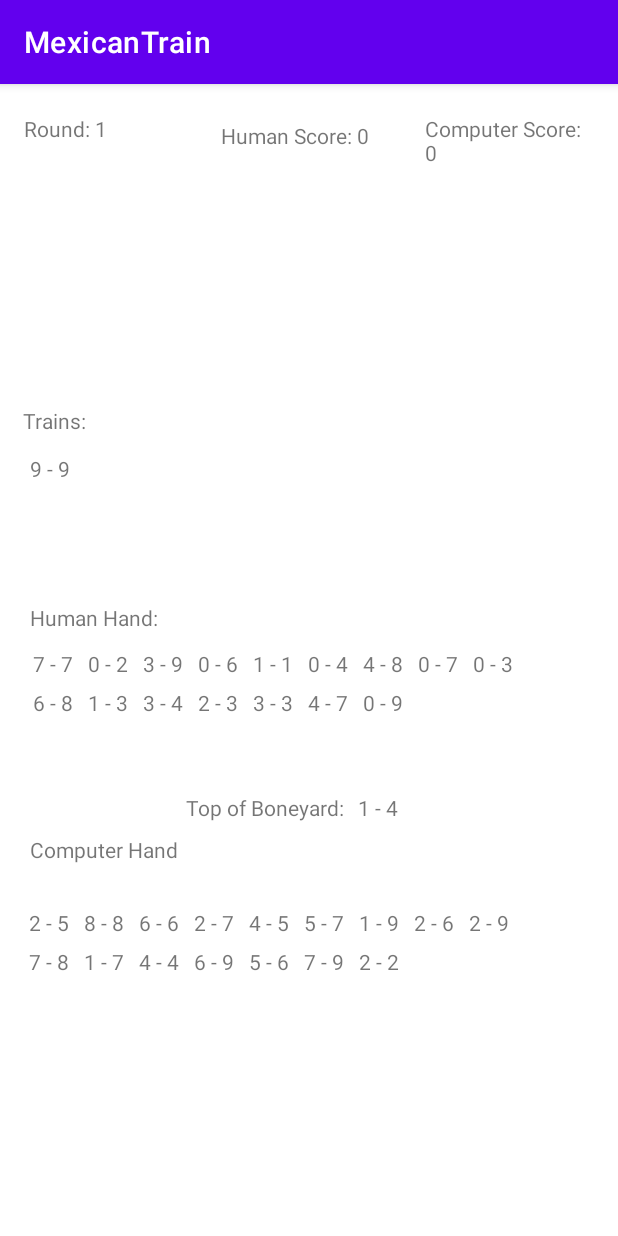
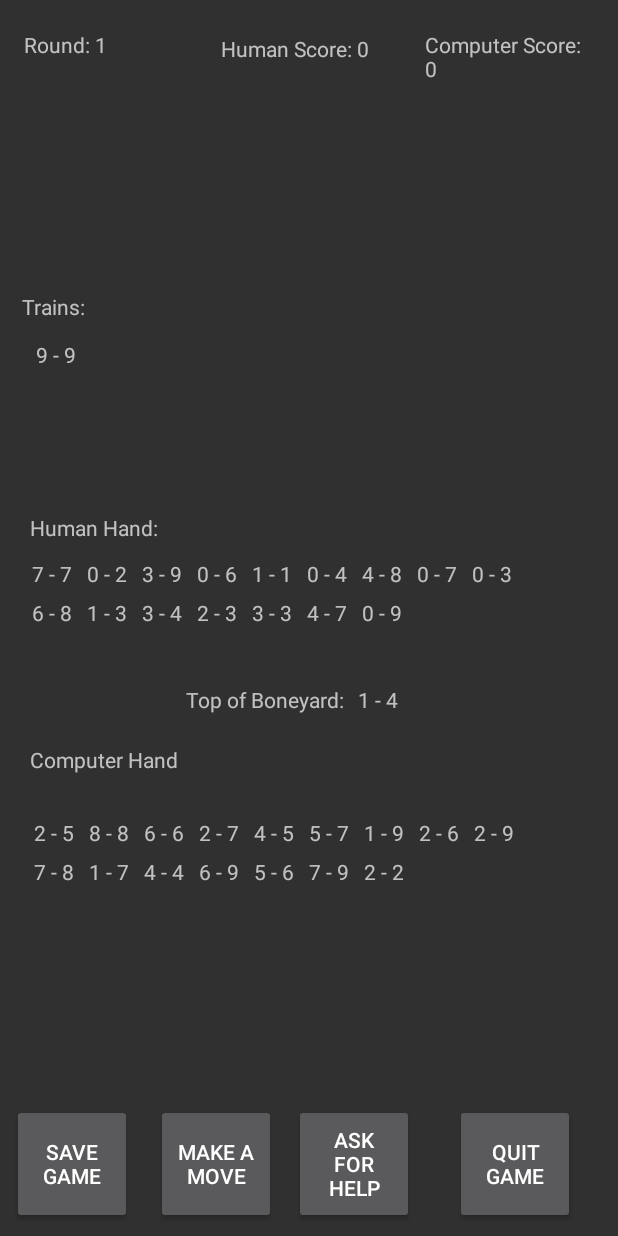
Before and after one commit to Burhan-Khawaja/java-mexican-train, an Android app: the MainActivity screen opened directly, with no data from a screen before it, on a phone screen of 412 x 824 dp. Run offline under Robolectric (Android 15) with nearby library versions, the phone set to English and light mode, and no system bars.

Commit message:
pauses between human/cpu train, bugfixes
idk

```diff
--- a/src/main/AndroidManifest.xml
+++ b/src/main/AndroidManifest.xml
@@ -8,7 +8,7 @@
         android:label="@string/app_name"
         android:roundIcon="@mipmap/ic_launcher_round"
         android:supportsRtl="true"
-        android:theme="@style/Theme.MexicanTrain">
+        android:theme="@style/Theme.AppCompat.NoActionBar">
         <activity
             android:name=".MainActivity"
             android:exported="false" />
--- a/src/main/java/com/example/mexicantrain/Computer.java
+++ b/src/main/java/com/example/mexicantrain/Computer.java
@@ -31,7 +31,8 @@ public class Computer extends Player{
             return 0;
         }
         findBestMove(humanPlayer,computerPlayer,mexicanTrain, boneyard,bestTilesToPlay,trainsToPlayOn);
-        interpretBestMove(bestTilesToPlay, trainsToPlayOn);
+        String cpuMoveExplanation = interpretBestMove(bestTilesToPlay, trainsToPlayOn);
+        this.setStringMoveExplanation(cpuMoveExplanation);
         if(!bestTilesToPlay.isEmpty()) {
             for(int i = 0; i < bestTilesToPlay.size(); i++) {
                 if( trainsToPlayOn.get(i) == "c") {
--- a/src/main/java/com/example/mexicantrain/Human.java
+++ b/src/main/java/com/example/mexicantrain/Human.java
@@ -49,7 +49,7 @@ public class Human extends Player {
         }
 
         boolean playerHasValidMove = existsValidMove(humanPlayer,computerPlayer,mexicanTrain);
-
+        //BURBURBURBUR PLAYERHASVALIDMOVE NOTHINGIS DONE WITH IT SO WE GO IN ENDLESS LOOP.
         //check that user can play on selected train
         boolean validTrainSelected = checkUserTrainPlayable(trainToPlay);
         if(validTrainSelected == false ) {
@@ -65,7 +65,8 @@ public class Human extends Player {
         }
         else if(trainToPlay == 'c' && tileFitsOnTrain(tileToPlay, computerPlayer.getTrainEndNumber())) {
             Log.d("myTag", "User playing on COMPUTER train.");
-
+            computerPlayer.playerTrain.addTileFront(tileToPlay);
+            validMoveSelected = true;
             //do stuff
         }
         else if(trainToPlay == 'm' && tileFitsOnTrain(tileToPlay,mexicanTrain.getTrainEndNumber())) {
--- a/src/main/java/com/example/mexicantrain/Round.java
+++ b/src/main/java/com/example/mexicantrain/Round.java
@@ -2,7 +2,6 @@ package com.example.mexicantrain;
 
 import android.app.Activity;
 import android.util.Log;
-import android.widget.TextView;
 
 import java.util.ArrayDeque;
 import java.util.ArrayList;
@@ -132,7 +131,11 @@ public class Round {
     public void setPlayableTrains(){
         //orphan double check
         //if false, then get marker on cpu train and set human to playable
-        this.humanPlayer.humanTrainPlayable = true;
+        if(humanPlayer.checkOrphanDoubles(humanPlayer,computerPlayer,mexicanTrain) == false) {
+            humanPlayer.humanTrainPlayable = true;
+            humanPlayer.computerTrainPlayable= humanPlayer.getTrainMarker();
+            humanPlayer.mexicanTrainPlayable = true;
+        }
     }
 
     /**
@@ -275,7 +278,7 @@ public class Round {
             return humanPipsValue;
         }
 
-        if(computerTurn == true) {
+        if(computerTurn == true && userTile.getFirstNum() == -1 && userTile.getSecondNum() == -1) {
             Log.d("myTag", "COMPUTER TURN");
             //bottomText.setText("COMPUTER TURN!");
             //gameFeed.addView(bottomText);
@@ -285,9 +288,6 @@ public class Round {
             humanTurn = true;
             //after computer is done with its turn, display round state.
             //displayRoundState();
-
-            TextView bottomText2 = (TextView) new TextView(this.activity);
-            bottomText2.setText("Computers Turn finished, Humans turn now. Select a tile.");
             return computerPipsValue;
         }
         return 0;
@@ -295,7 +295,7 @@ public class Round {
 
 
     public boolean playerHasValidMove() {
-        boolean existsValidMove = humanPlayer.existsValidMove(humanPlayer, humanPlayer, mexicanTrain);
+        boolean existsValidMove = humanPlayer.existsValidMove(humanPlayer, computerPlayer, mexicanTrain);
 
         //-1: Player does not have a valid move.
         //-666: boneyard is empty and player has to skip tern.
@@ -303,7 +303,7 @@ public class Round {
         //player does not have a valid move.
         if (existsValidMove == false) {
             //go through procedure for when a user has no playable tiles.
-            boolean skipTurn = humanPlayer.noPlayableTiles(humanPlayer, humanPlayer, mexicanTrain, boneyard);
+            boolean skipTurn = humanPlayer.noPlayableTiles(humanPlayer, computerPlayer, mexicanTrain, boneyard);
             //the tile the user picked is not playable,so place a marker on their train and skip their turn
             if (skipTurn == false) {
                 computerTurn = true;
@@ -414,4 +414,12 @@ public class Round {
             humanPlayer.setTrainMarker();
         }
     }
+
+    public String getHumanMoveExplanation(){
+        return this.humanPlayer.getMoveExplanation();
+    }
+
+    public String getComputerMoveExplanation(){
+        return this.computerPlayer.getMoveExplanation();
+    }
 }
--- a/src/main/res/layout/activity_main.xml
+++ b/src/main/res/layout/activity_main.xml
@@ -7,12 +7,55 @@
     android:layout_height="match_parent"
     tools:context=".MainActivity">
 
+    <Button
+        android:id="@+id/makeMoveButton"
+        android:layout_width="80dp"
+        android:layout_height="80dp"
+        android:layout_marginStart="16dp"
+        android:layout_marginBottom="8dp"
+        android:text="Make A Move"
+        app:layout_constraintBottom_toBottomOf="parent"
+        app:layout_constraintStart_toEndOf="@+id/saveGameButton" />
+
+    <Button
+        android:id="@+id/saveGameButton"
+        android:layout_width="80dp"
+        android:layout_height="80dp"
+        android:layout_marginStart="8dp"
+        android:layout_marginBottom="8dp"
+        android:text="Save Game"
+        app:layout_constraintBottom_toBottomOf="parent"
+        app:layout_constraintStart_toStartOf="parent" />
+
+    <Button
+        android:id="@+id/helpButton"
+        android:layout_width="80dp"
+        android:layout_height="80dp"
+        android:layout_marginStart="12dp"
+        android:layout_marginBottom="8dp"
+        android:text="Ask for Help"
+        app:layout_constraintBottom_toBottomOf="parent"
+        app:layout_constraintStart_toEndOf="@+id/makeMoveButton" />
+
+    <Button
+        android:id="@+id/quitGameButton"
+        android:layout_width="80dp"
+        android:layout_height="80dp"
+        android:layout_marginStart="8dp"
+        android:layout_marginEnd="8dp"
+        android:layout_marginBottom="8dp"
+        android:text="Quit Game"
+        app:layout_constraintBottom_toBottomOf="parent"
+        app:layout_constraintEnd_toEndOf="parent"
+        app:layout_constraintHorizontal_bias="0.487"
+        app:layout_constraintStart_toEndOf="@+id/helpButton" />
+
     <TextView
         android:id="@+id/humanScoreLabel"
         android:layout_width="106dp"
         android:layout_height="42dp"
         android:layout_marginStart="24dp"
-        android:layout_marginBottom="24dp"
+        android:layout_marginBottom="16dp"
         android:text="TextView"
         app:layout_constraintBottom_toTopOf="@+id/trains"
         app:layout_constraintStart_toEndOf="@+id/roundLabel"
@@ -42,65 +85,24 @@
         app:layout_constraintStart_toStartOf="parent"
         app:layout_constraintTop_toTopOf="parent" />
 
-    <HorizontalScrollView
-        android:id="@+id/allTrains"
-        android:layout_width="370dp"
-        android:layout_height="29dp"
-        android:layout_marginBottom="20dp"
-        app:layout_constraintBottom_toTopOf="@+id/mexicanTrain"
+    <ScrollView
+        android:id="@+id/gameInstruction"
+        android:layout_width="420dp"
+        android:layout_height="70dp"
+        android:layout_marginStart="8dp"
+        android:layout_marginBottom="92dp"
+        app:layout_constraintBottom_toBottomOf="parent"
         app:layout_constraintEnd_toEndOf="parent"
-        app:layout_constraintHorizontal_bias="0.39"
+        app:layout_constraintHorizontal_bias="0.111"
         app:layout_constraintStart_toStartOf="parent"
         tools:ignore="SpeakableTextPresentCheck">
 
         <LinearLayout
-            android:id="@+id/allTrainsLayout"
-            android:layout_width="wrap_content"
-            android:layout_height="match_parent" />
-    </HorizontalScrollView>
-
-    <TableLayout
-        android:id="@+id/computerHand"
-        android:layout_width="382dp"
-        android:layout_height="60dp"
-        android:layout_marginStart="16dp"
-        android:layout_marginBottom="60dp"
-        app:layout_constraintBottom_toTopOf="@+id/gameInstruction"
-        app:layout_constraintEnd_toEndOf="parent"
-        app:layout_constraintHorizontal_bias="0.0"
-        app:layout_constraintStart_toStartOf="parent">
-
-        <TableRow
-            android:id="@+id/computerHandRow1"
+            android:id="@+id/gameInstructionLL"
             android:layout_width="match_parent"
-            android:layout_height="match_parent" />
-
-        <TableRow
-            android:id="@+id/computerHandRow2"
-            android:layout_width="match_parent"
-            android:layout_height="match_parent" />
-
-        <TableRow
-            android:id="@+id/computerHandRow3"
-            android:layout_width="match_parent"
-            android:layout_height="match_parent" />
-
-        <TableRow
-            android:id="@+id/computerHandRow4"
-            android:layout_width="match_parent"
-            android:layout_height="match_parent" />
-    </TableLayout>
-
-    <TextView
-        android:id="@+id/trains"
-        android:layout_width="67dp"
-        android:layout_height="24dp"
-        android:layout_marginBottom="8dp"
-        android:text="Trains:"
-        app:layout_constraintBottom_toTopOf="@+id/allTrains"
-        app:layout_constraintEnd_toEndOf="parent"
-        app:layout_constraintHorizontal_bias="0.045"
-        app:layout_constraintStart_toStartOf="parent" />
+            android:layout_height="wrap_content"
+            android:orientation="vertical" />
+    </ScrollView>
 
     <TableLayout
         android:id="@+id/playerHand"
@@ -109,7 +111,7 @@
         android:layout_marginBottom="52dp"
         app:layout_constraintBottom_toTopOf="@+id/computerHandLabel"
         app:layout_constraintEnd_toEndOf="parent"
-        app:layout_constraintHorizontal_bias="0.294"
+        app:layout_constraintHorizontal_bias="0.29"
         app:layout_constraintStart_toStartOf="parent">
 
         <TableRow
@@ -144,6 +146,17 @@
     </TableLayout>
 
     <TextView
+        android:id="@+id/trains"
+        android:layout_width="67dp"
+        android:layout_height="24dp"
+        android:layout_marginBottom="8dp"
+        android:text="Trains:"
+        app:layout_constraintBottom_toTopOf="@+id/allTrains"
+        app:layout_constraintEnd_toEndOf="parent"
+        app:layout_constraintHorizontal_bias="0.043"
+        app:layout_constraintStart_toStartOf="parent" />
+
+    <TextView
         android:id="@+id/computerHandLabel"
         android:layout_width="107dp"
         android:layout_height="25dp"
@@ -151,7 +164,7 @@
         android:text="Computer Hand"
         app:layout_constraintBottom_toTopOf="@+id/computerHand"
         app:layout_constraintEnd_toEndOf="parent"
-        app:layout_constraintHorizontal_bias="0.066"
+        app:layout_constraintHorizontal_bias="0.065"
         app:layout_constraintStart_toStartOf="parent" />
 
     <HorizontalScrollView
@@ -162,7 +175,7 @@
         android:layout_marginBottom="12dp"
         app:layout_constraintBottom_toTopOf="@+id/humanHandLabel"
         app:layout_constraintEnd_toEndOf="@+id/allTrains"
-        app:layout_constraintHorizontal_bias="0.85"
+        app:layout_constraintHorizontal_bias="0.875"
         app:layout_constraintStart_toStartOf="parent"
         tools:ignore="SpeakableTextPresentCheck">
 
@@ -172,23 +185,75 @@
             android:layout_height="match_parent" />
     </HorizontalScrollView>
 
-    <ScrollView
-        android:id="@+id/gameInstruction"
-        android:layout_width="420dp"
-        android:layout_height="70dp"
-        android:layout_marginBottom="32dp"
-        app:layout_constraintBottom_toBottomOf="parent"
+    <TextView
+        android:id="@+id/textView3"
+        android:layout_width="wrap_content"
+        android:layout_height="wrap_content"
+        android:layout_marginStart="124dp"
+        android:layout_marginTop="12dp"
+        android:text="Top of Boneyard:"
+        app:layout_constraintStart_toStartOf="parent"
+        app:layout_constraintTop_toBottomOf="@+id/playerHand" />
+
+    <TextView
+        android:id="@+id/topOfBoneyard"
+        android:layout_width="81dp"
+        android:layout_height="20dp"
+        android:layout_marginTop="12dp"
+        android:text="TextView"
         app:layout_constraintEnd_toEndOf="parent"
-        app:layout_constraintHorizontal_bias="0.305"
+        app:layout_constraintHorizontal_bias="0.09"
+        app:layout_constraintStart_toEndOf="@+id/textView3"
+        app:layout_constraintTop_toBottomOf="@+id/playerHand" />
+
+    <HorizontalScrollView
+        android:id="@+id/allTrains"
+        android:layout_width="370dp"
+        android:layout_height="29dp"
+        android:layout_marginBottom="36dp"
+        app:layout_constraintBottom_toTopOf="@+id/mexicanTrain"
+        app:layout_constraintEnd_toEndOf="parent"
+        app:layout_constraintHorizontal_bias="0.487"
         app:layout_constraintStart_toStartOf="parent"
         tools:ignore="SpeakableTextPresentCheck">
 
         <LinearLayout
-            android:id="@+id/gameInstructionLL"
+            android:id="@+id/allTrainsLayout"
+            android:layout_width="wrap_content"
+            android:layout_height="match_parent" />
+    </HorizontalScrollView>
+
+    <TableLayout
+        android:id="@+id/computerHand"
+        android:layout_width="382dp"
+        android:layout_height="60dp"
+        android:layout_marginStart="16dp"
+        android:layout_marginBottom="60dp"
+        app:layout_constraintBottom_toTopOf="@+id/gameInstruction"
+        app:layout_constraintEnd_toEndOf="parent"
+        app:layout_constraintHorizontal_bias="0.23"
+        app:layout_constraintStart_toStartOf="parent">
+
+        <TableRow
+            android:id="@+id/computerHandRow1"
             android:layout_width="match_parent"
-            android:layout_height="wrap_content"
-            android:orientation="vertical" />
-    </ScrollView>
+            android:layout_height="match_parent" />
+
+        <TableRow
+            android:id="@+id/computerHandRow2"
+            android:layout_width="match_parent"
+            android:layout_height="match_parent" />
+
+        <TableRow
+            android:id="@+id/computerHandRow3"
+            android:layout_width="match_parent"
+            android:layout_height="match_parent" />
+
+        <TableRow
+            android:id="@+id/computerHandRow4"
+            android:layout_width="match_parent"
+            android:layout_height="match_parent" />
+    </TableLayout>
 
     <TextView
         android:id="@+id/humanHandLabel"
@@ -201,25 +266,4 @@
         app:layout_constraintHorizontal_bias="0.061"
         app:layout_constraintStart_toStartOf="parent" />
 
-    <TextView
-        android:id="@+id/textView3"
-        android:layout_width="wrap_content"
-        android:layout_height="wrap_content"
-        android:layout_marginStart="124dp"
-        android:layout_marginTop="24dp"
-        android:text="Top of Boneyard:"
-        app:layout_constraintStart_toStartOf="parent"
-        app:layout_constraintTop_toBottomOf="@+id/playerHand" />
-
-    <TextView
-        android:id="@+id/topOfBoneyard"
-        android:layout_width="81dp"
-        android:layout_height="20dp"
-        android:layout_marginTop="24dp"
-        android:text="TextView"
-        app:layout_constraintEnd_toEndOf="parent"
-        app:layout_constraintHorizontal_bias="0.09"
-        app:layout_constraintStart_toEndOf="@+id/textView3"
-        app:layout_constraintTop_toBottomOf="@+id/playerHand" />
-
 </androidx.constraintlayout.widget.ConstraintLayout>
```
Also changed, not shown: src/main/java/com/example/mexicantrain/Game.java (+15 -1 lines), src/main/java/com/example/mexicantrain/MainActivity.java (+42 -3 lines), src/main/java/com/example/mexicantrain/Player.java (+15 -0 lines), src/main/java/com/example/mexicantrain/Train.java (+7 -0 lines), src/main/res/raw/case1.txt (+7 -7 lines), src/main/res/raw/case3.txt (added, +16 -0 lines).
